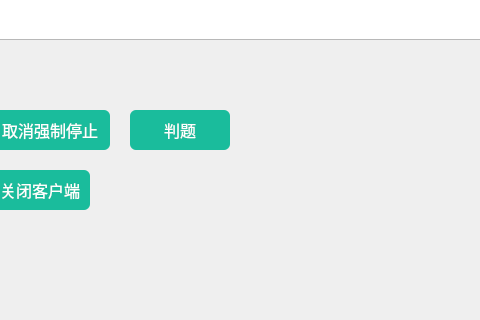
The window that ExamServer/monitormain.ui (gscsdlz/exam) describes before a commit, drawn with Qt 5; both pictures show x 420 to 900 and y 380 to 700 of the 1000 by 700 pixel window.
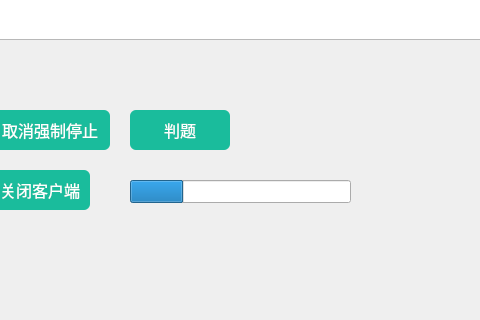
The same window after the commit.

What changed in the file:
```diff
--- a/ExamServer/monitormain.ui
+++ b/ExamServer/monitormain.ui
@@ -181,6 +181,22 @@
     <string>取消全选</string>
    </property>
   </widget>
+  <widget class="QProgressBar" name="progressBar">
+   <property name="geometry">
+    <rect>
+     <x>550</x>
+     <y>560</y>
+     <width>221</width>
+     <height>23</height>
+    </rect>
+   </property>
+   <property name="value">
+    <number>24</number>
+   </property>
+   <property name="format">
+    <string/>
+   </property>
+  </widget>
  </widget>
  <layoutdefault spacing="6" margin="11"/>
  <resources/>
```
